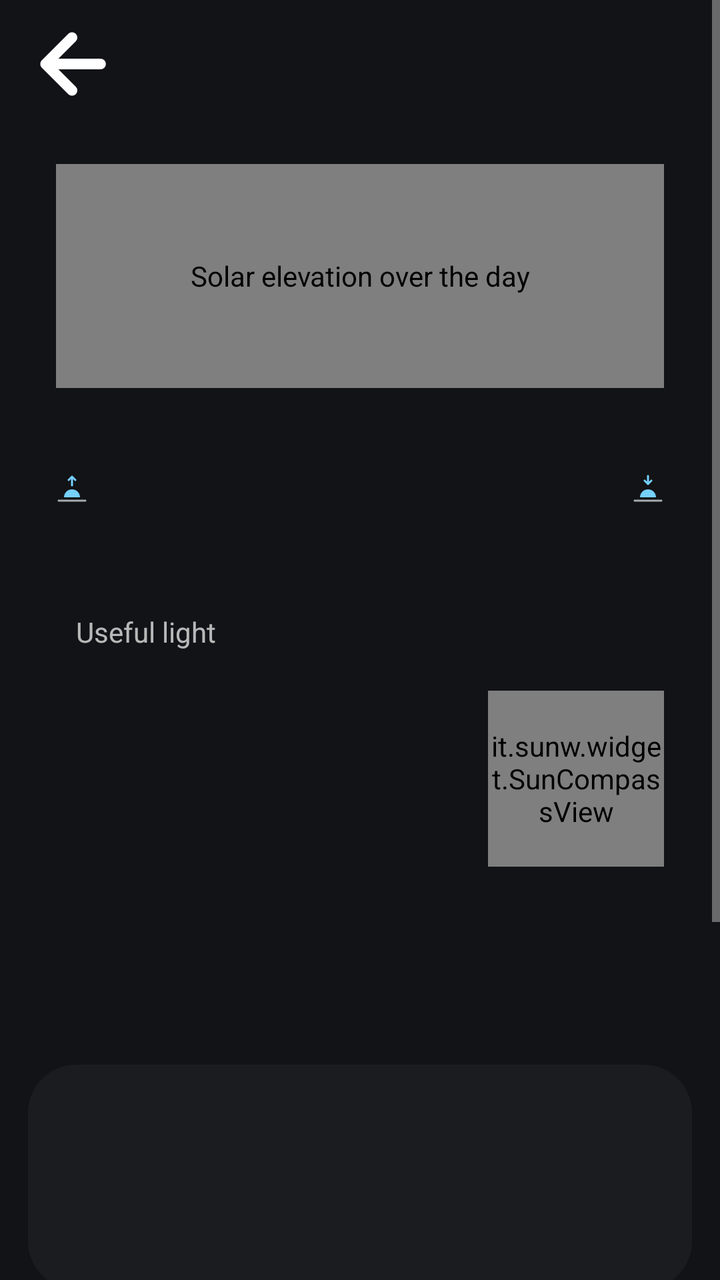
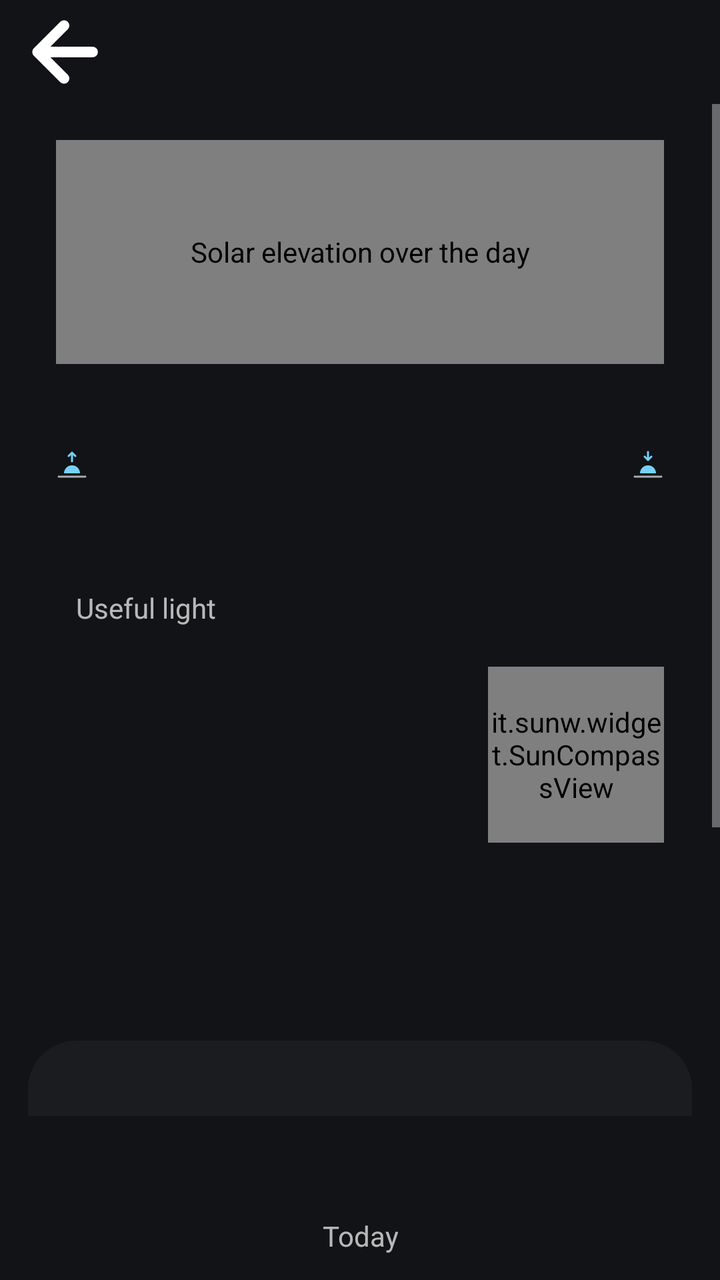

Screens rendered from an Android XML layout before and after an edit, with the pre-edit source and the edit as a unified diff.
<!-- AndroidManifest.xml: application theme Theme.SunW -->
<!-- res/layout/activity_sun_moon.xml -->
<?xml version="1.0" encoding="utf-8"?>
<ScrollView xmlns:android="http://schemas.android.com/apk/res/android"
    android:id="@+id/sm_page"
    android:layout_width="match_parent"
    android:layout_height="match_parent"
    android:fitsSystemWindows="true">

    <LinearLayout
        android:layout_width="match_parent"
        android:layout_height="wrap_content"
        android:orientation="vertical"
        android:paddingBottom="20dp">

        <LinearLayout
            android:layout_width="match_parent"
            android:layout_height="64dp"
            android:gravity="center_vertical"
            android:orientation="horizontal"
            android:paddingStart="12dp"
            android:paddingEnd="16dp">

            <ImageButton
                android:id="@+id/sm_back"
                android:layout_width="48dp"
                android:layout_height="48dp"
                android:background="?android:attr/selectableItemBackgroundBorderless"
                android:contentDescription="@string/sm_back"
                android:src="@drawable/ic_arrow_back" />

            <LinearLayout
                android:layout_width="0dp"
                android:layout_height="wrap_content"
                android:layout_marginStart="8dp"
                android:layout_weight="1"
                android:orientation="vertical">

                <TextView
                    android:id="@+id/sm_title"
                    android:layout_width="wrap_content"
                    android:layout_height="wrap_content"
                    android:ellipsize="end"
                    android:fontFamily="sans-serif-light"
                    android:maxLines="1"
                    android:textSize="22sp" />

                <TextView
                    android:id="@+id/sm_subtitle"
                    android:layout_width="wrap_content"
                    android:layout_height="wrap_content"
                    android:ellipsize="end"
                    android:maxLines="1"
                    android:textSize="13sp" />
            </LinearLayout>
        </LinearLayout>

        
        <LinearLayout
            android:id="@+id/sm_content"
            android:layout_width="match_parent"
            android:layout_height="wrap_content"
            android:orientation="vertical">

            <LinearLayout
                android:id="@+id/sm_sun_card"
                android:layout_width="match_parent"
                android:layout_height="wrap_content"
                android:layout_marginHorizontal="14dp"
                android:layout_marginTop="4dp"
                android:orientation="vertical"
                android:paddingHorizontal="14dp"
                android:paddingTop="14dp"
                android:paddingBottom="14dp">

                <it.sunw.widget.SunPathView
                    android:id="@+id/sm_curve"
                    android:layout_width="match_parent"
                    android:layout_height="112dp"
                    android:contentDescription="@string/curve_description" />

                <TextView
                    android:id="@+id/sm_cursor"
                    android:layout_width="match_parent"
                    android:layout_height="wrap_content"
                    android:layout_marginTop="4dp"
                    android:gravity="center_horizontal"
                    android:maxLines="1"
                    android:textSize="12.5sp" />

                <LinearLayout
                    android:layout_width="match_parent"
                    android:layout_height="wrap_content"
                    android:layout_marginTop="6dp"
                    android:gravity="center_vertical"
                    android:orientation="horizontal">

                    <LinearLayout
                        android:layout_width="wrap_content"
                        android:layout_height="wrap_content"
                        android:orientation="vertical">

                        <TextView
                            android:id="@+id/sm_sunrise"
                            android:layout_width="wrap_content"
                            android:layout_height="wrap_content"
                            android:drawableStart="@drawable/ic_sunrise"
                            android:drawablePadding="4dp"
                            android:fontFamily="sans-serif-light"
                            android:includeFontPadding="false"
                            android:maxLines="1"
                            android:textSize="40sp" />

                        <TextView
                            android:id="@+id/sm_rise_az"
                            android:layout_width="wrap_content"
                            android:layout_height="wrap_content"
                            android:layout_marginTop="2dp"
                            android:paddingStart="20dp"
                            android:textSize="12sp" />
                    </LinearLayout>

                    <LinearLayout
                        android:layout_width="0dp"
                        android:layout_height="wrap_content"
                        android:layout_weight="1"
                        android:gravity="center_horizontal"
                        android:orientation="vertical">

                        <TextView
                            android:id="@+id/sm_length"
                            android:layout_width="wrap_content"
                            android:layout_height="wrap_content"
                            android:maxLines="1"
                            android:textSize="15sp" />

                        <TextView
                            android:id="@+id/sm_delta"
                            android:layout_width="wrap_content"
                            android:layout_height="wrap_content"
                            android:maxLines="1"
                            android:textSize="13sp" />
                    </LinearLayout>

                    <LinearLayout
                        android:layout_width="wrap_content"
                        android:layout_height="wrap_content"
                        android:gravity="end"
                        android:orientation="vertical">

                        <TextView
                            android:id="@+id/sm_sunset"
                            android:layout_width="wrap_content"
                            android:layout_height="wrap_content"
                            android:drawableEnd="@drawable/ic_sunset"
                            android:drawablePadding="4dp"
                            android:fontFamily="sans-serif-light"
                            android:includeFontPadding="false"
                            android:maxLines="1"
                            android:textSize="40sp" />

                        <TextView
                            android:id="@+id/sm_set_az"
                            android:layout_width="wrap_content"
                            android:layout_height="wrap_content"
                            android:layout_marginTop="2dp"
                            android:paddingEnd="20dp"
                            android:textSize="12sp" />
                    </LinearLayout>
                </LinearLayout>

                <LinearLayout
                    android:id="@+id/sm_useful_box"
                    android:layout_width="match_parent"
                    android:layout_height="wrap_content"
                    android:layout_marginTop="12dp"
                    android:orientation="horizontal"
                    android:paddingHorizontal="10dp"
                    android:paddingVertical="8dp">

                    <TextView
                        android:id="@+id/sm_useful_label"
                        android:layout_width="0dp"
                        android:layout_height="wrap_content"
                        android:layout_weight="1"
                        android:text="@string/sm_useful"
                        android:textSize="14sp" />

                    <TextView
                        android:id="@+id/sm_useful"
                        android:layout_width="wrap_content"
                        android:layout_height="wrap_content"
                        android:textSize="14sp" />
                </LinearLayout>

                <LinearLayout
                    android:layout_width="match_parent"
                    android:layout_height="wrap_content"
                    android:layout_marginTop="12dp"
                    android:gravity="center_vertical"
                    android:orientation="horizontal">

                    
                    <LinearLayout
                        android:id="@+id/sm_twilights"
                        android:layout_width="0dp"
                        android:layout_height="wrap_content"
                        android:layout_weight="1"
                        android:orientation="vertical" />

                    <it.sunw.widget.SunCompassView
                        android:id="@+id/sm_compass"
                        android:layout_width="88dp"
                        android:layout_height="88dp"
                        android:layout_marginStart="10dp" />
                </LinearLayout>

                <LinearLayout
                    android:layout_width="match_parent"
                    android:layout_height="wrap_content"
                    android:layout_marginTop="12dp"
                    android:orientation="horizontal">

                    <TextView
                        android:id="@+id/sm_morning"
                        android:layout_width="0dp"
                        android:layout_height="wrap_content"
                        android:layout_marginEnd="4dp"
                        android:layout_weight="1"
                        android:lineSpacingExtra="3dp"
                        android:paddingHorizontal="10dp"
                        android:paddingVertical="8dp"
                        android:textSize="13sp" />

                    <TextView
                        android:id="@+id/sm_evening"
                        android:layout_width="0dp"
                        android:layout_height="wrap_content"
                        android:layout_marginStart="4dp"
                        android:layout_weight="1"
                        android:lineSpacingExtra="3dp"
                        android:paddingHorizontal="10dp"
                        android:paddingVertical="8dp"
                        android:textSize="13sp" />
                </LinearLayout>

                <TextView
                    android:id="@+id/sm_compare"
                    android:layout_width="match_parent"
                    android:layout_height="wrap_content"
                    android:layout_marginTop="10dp"
                    android:gravity="center_horizontal"
                    android:textSize="12.5sp" />
            </LinearLayout>

            <LinearLayout
                android:id="@+id/sm_moon_card"
                android:layout_width="match_parent"
                android:layout_height="wrap_content"
                android:layout_marginHorizontal="14dp"
                android:layout_marginTop="12dp"
                android:background="@drawable/card_background"
                android:gravity="center_vertical"
                android:orientation="horizontal"
                android:paddingHorizontal="18dp"
                android:paddingVertical="12dp">

                <ImageView
                    android:id="@+id/sm_moon_image"
                    android:layout_width="64dp"
                    android:layout_height="64dp"
                    android:layout_marginEnd="18dp"
                    android:importantForAccessibility="no" />

                <LinearLayout
                    android:layout_width="0dp"
                    android:layout_height="wrap_content"
                    android:layout_weight="1"
                    android:orientation="vertical">

                    <LinearLayout
                        android:layout_width="wrap_content"
                        android:layout_height="wrap_content"
                        android:baselineAligned="true"
                        android:orientation="horizontal">

                        <TextView
                            android:id="@+id/sm_moon_pct"
                            android:layout_width="wrap_content"
                            android:layout_height="wrap_content"
                            android:fontFamily="sans-serif-light"
                            android:includeFontPadding="false"
                            android:textSize="34sp" />

                        <TextView
                            android:id="@+id/sm_moon_name"
                            android:layout_width="wrap_content"
                            android:layout_height="wrap_content"
                            android:layout_marginStart="10dp"
                            android:maxLines="1"
                            android:textSize="15sp" />
                    </LinearLayout>

                    <TextView
                        android:id="@+id/sm_moon_times"
                        android:layout_width="wrap_content"
                        android:layout_height="wrap_content"
                        android:layout_marginTop="4dp"
                        android:textSize="17sp" />

                    <TextView
                        android:id="@+id/sm_moon_next"
                        android:layout_width="match_parent"
                        android:layout_height="wrap_content"
                        android:layout_marginTop="6dp"
                        android:maxLines="1"
                        android:textSize="11.5sp" />
                </LinearLayout>
            </LinearLayout>
        </LinearLayout>

        <it.sunw.widget.YearStripView
            android:id="@+id/sm_year"
            android:layout_width="match_parent"
            android:layout_height="64dp"
            android:layout_marginHorizontal="22dp"
            android:layout_marginTop="16dp"
            android:contentDescription="@string/sm_year_description" />

        <TextView
            android:id="@+id/sm_next_event"
            android:layout_width="match_parent"
            android:layout_height="wrap_content"
            android:layout_marginHorizontal="22dp"
            android:layout_marginTop="4dp"
            android:textSize="12.5sp" />

        <LinearLayout
            android:id="@+id/sm_tabs"
            android:layout_width="match_parent"
            android:layout_height="wrap_content"
            android:layout_marginHorizontal="10dp"
            android:layout_marginTop="14dp"
            android:orientation="horizontal" />

        <TextView
            android:id="@+id/sm_slider_hint"
            android:layout_width="wrap_content"
            android:layout_height="wrap_content"
            android:layout_marginHorizontal="22dp"
            android:layout_marginTop="12dp"
            android:text="@string/sm_slider_hint"
            android:textSize="12sp" />

        <SeekBar
            android:id="@+id/sm_slider"
            android:layout_width="match_parent"
            android:layout_height="40dp"
            android:layout_marginHorizontal="10dp"
            android:contentDescription="@string/sm_slider_hint" />

        <LinearLayout
            android:layout_width="match_parent"
            android:layout_height="wrap_content"
            android:layout_marginHorizontal="22dp"
            android:gravity="center_vertical"
            android:orientation="horizontal">

            <TextView
                android:id="@+id/sm_min"
                android:layout_width="0dp"
                android:layout_height="wrap_content"
                android:layout_weight="1"
                android:textSize="11sp" />

            <TextView
                android:id="@+id/sm_today"
                android:layout_width="wrap_content"
                android:layout_height="40dp"
                android:background="?android:attr/selectableItemBackground"
                android:gravity="center"
                android:paddingHorizontal="12dp"
                android:text="@string/sm_today"
                android:textSize="14sp" />

            <TextView
                android:id="@+id/sm_max"
                android:layout_width="0dp"
                android:layout_height="wrap_content"
                android:layout_weight="1"
                android:gravity="end"
                android:textSize="11sp" />
        </LinearLayout>
    </LinearLayout>
</ScrollView>
<!-- resources referenced by this layout -->
<resources>
  <!-- drawable card_background (drawable) -->
  <?xml version="1.0" encoding="utf-8"?>
  <shape xmlns:android="http://schemas.android.com/apk/res/android" android:shape="rectangle">
      <corners android:radius="24dp" />
      <solid android:color="#FF1B1C20" />
  </shape>
  <!-- drawable ic_arrow_back (drawable) -->
  <?xml version="1.0" encoding="utf-8"?>
  <vector xmlns:android="http://schemas.android.com/apk/res/android"
      android:width="24dp"
      android:height="24dp"
      android:viewportWidth="960"
      android:viewportHeight="960">
      <group android:translateY="960">
          <path
              android:fillColor="#FFFFFFFF"
              android:pathData="m344.09-427 173.95 173.96q15.96 15.95 15.74 37.61-.21 21.65-16.17 37.6-15.96 14.96-37.61 15.18-21.65.22-37.61-15.74l-264-264q-7.69-7.7-11.61-17.52-3.91-9.83-3.91-20.09t3.91-20.09q3.92-9.82 11.61-17.52l264.57-264.56q15.52-15.53 37.11-15.53 21.58 0 37.54 15.53 15.96 15.95 15.96 37.82t-15.96 37.83L344.09-533h422.13q22.08 0 37.54 15.46 15.46 15.45 15.46 37.54t-15.46 37.54Q788.3-427 766.22-427H344.09Z" />
      </group>
  </vector>
  <!-- drawable ic_sunrise (drawable) -->
  <?xml version="1.0" encoding="utf-8"?>
  <vector xmlns:android="http://schemas.android.com/apk/res/android"
      android:width="16dp"
      android:height="16dp"
      android:viewportWidth="24"
      android:viewportHeight="24">
      <path
          android:fillColor="@color/widget_accent"
          android:pathData="M6,18a6,6 0,0 1,12 0z" />
      <path
          android:strokeColor="@color/widget_text_secondary"
          android:strokeWidth="1.5"
          android:strokeLineCap="round"
          android:pathData="M2,20.5h20" />
      <path
          android:strokeColor="@color/widget_accent"
          android:strokeWidth="1.5"
          android:strokeLineCap="round"
          android:strokeLineJoin="round"
          android:pathData="M12,9V2.5M9.5,5 L12,2.5 14.5,5" />
  </vector>
  <!-- drawable ic_sunset (drawable) -->
  <?xml version="1.0" encoding="utf-8"?>
  <vector xmlns:android="http://schemas.android.com/apk/res/android"
      android:width="16dp"
      android:height="16dp"
      android:viewportWidth="24"
      android:viewportHeight="24">
      <path
          android:fillColor="@color/widget_accent"
          android:pathData="M6,18a6,6 0,0 1,12 0z" />
      <path
          android:strokeColor="@color/widget_text_secondary"
          android:strokeWidth="1.5"
          android:strokeLineCap="round"
          android:pathData="M2,20.5h20" />
      <path
          android:strokeColor="@color/widget_accent"
          android:strokeWidth="1.5"
          android:strokeLineCap="round"
          android:strokeLineJoin="round"
          android:pathData="M12,2V8M9.5,5.5 L12,8 14.5,5.5" />
  </vector>
  <string name="curve_description">Solar elevation over the day</string>
  <string name="sm_back">Back</string>
  <string name="sm_slider_hint">Drag to move through the year</string>
  <string name="sm_today">Today</string>
  <string name="sm_useful">Useful light</string>
  <string name="sm_year_description">Day length over the year; touch to pick a date</string>
  <style name="Theme.SunW" parent="android:Theme.Material.NoActionBar">
          <item name="android:colorAccent">#FFB547</item>
          <item name="android:windowBackground">@color/page_background</item>
          <item name="android:windowAnimationStyle">@style/PageTransitions</item>
      </style>
  <color name="widget_accent">#FFB547</color>
  <color name="widget_text_secondary">#A8A6A1</color>
  <color name="page_background">#121316</color>
  <style name="PageTransitions" parent="@android:style/Animation.Activity">
          <item name="android:activityOpenEnterAnimation">@anim/page_open_enter</item>
          <item name="android:activityOpenExitAnimation">@anim/page_open_exit</item>
          <item name="android:activityCloseEnterAnimation">@anim/page_close_enter</item>
          <item name="android:activityCloseExitAnimation">@anim/page_close_exit</item>
      </style>
</resources>

<!-- the commit's change to res/layout/activity_sun_moon.xml (unified diff, before → after) -->
@@ -1,23 +1,18 @@
 <?xml version="1.0" encoding="utf-8"?>
-<ScrollView xmlns:android="http://schemas.android.com/apk/res/android"
-    android:id="@+id/sm_page"
+<LinearLayout xmlns:android="http://schemas.android.com/apk/res/android"
     android:layout_width="match_parent"
     android:layout_height="match_parent"
-    android:fitsSystemWindows="true">
-
-    <LinearLayout
-        android:layout_width="match_parent"
-        android:layout_height="wrap_content"
-        android:orientation="vertical"
-        android:paddingBottom="20dp">
-
-        <LinearLayout
-            android:layout_width="match_parent"
-            android:layout_height="64dp"
+    android:fitsSystemWindows="true"
+    android:orientation="vertical">
+
+        <LinearLayout
+            android:id="@+id/sm_header"
+            android:layout_width="match_parent"
+            android:layout_height="52dp"
             android:gravity="center_vertical"
             android:orientation="horizontal"
-            android:paddingStart="12dp"
-            android:paddingEnd="16dp">
+            android:paddingStart="8dp"
+            android:paddingEnd="12dp">
 
             <ImageButton
                 android:id="@+id/sm_back"
@@ -27,12 +22,17 @@
                 android:contentDescription="@string/sm_back"
                 android:src="@drawable/ic_arrow_back" />
 
+            
             <LinearLayout
+                android:id="@+id/sm_date"
                 android:layout_width="0dp"
-                android:layout_height="wrap_content"
-                android:layout_marginStart="8dp"
+                android:layout_height="match_parent"
+                android:layout_marginStart="4dp"
                 android:layout_weight="1"
-                android:orientation="vertical">
+                android:background="?android:attr/selectableItemBackground"
+                android:gravity="center_vertical"
+                android:orientation="vertical"
+                android:paddingHorizontal="4dp">
 
                 <TextView
                     android:id="@+id/sm_title"
@@ -40,8 +40,9 @@
                     android:layout_height="wrap_content"
                     android:ellipsize="end"
                     android:fontFamily="sans-serif-light"
+                    android:includeFontPadding="false"
                     android:maxLines="1"
-                    android:textSize="22sp" />
+                    android:textSize="19sp" />
 
                 <TextView
                     android:id="@+id/sm_subtitle"
@@ -49,9 +50,21 @@
                     android:layout_height="wrap_content"
                     android:ellipsize="end"
                     android:maxLines="1"
-                    android:textSize="13sp" />
+                    android:textSize="12sp" />
             </LinearLayout>
         </LinearLayout>
+
+        <ScrollView
+            android:id="@+id/sm_page"
+            android:layout_width="match_parent"
+            android:layout_height="0dp"
+            android:layout_weight="1">
+
+        <LinearLayout
+            android:layout_width="match_parent"
+            android:layout_height="wrap_content"
+            android:orientation="vertical"
+            android:paddingBottom="12dp">
 
         
         <LinearLayout
@@ -341,20 +354,23 @@
             android:layout_marginTop="14dp"
             android:orientation="horizontal" />
 
-        <TextView
-            android:id="@+id/sm_slider_hint"
-            android:layout_width="wrap_content"
-            android:layout_height="wrap_content"
-            android:layout_marginHorizontal="22dp"
-            android:layout_marginTop="12dp"
-            android:text="@string/sm_slider_hint"
-            android:textSize="12sp" />
+        </LinearLayout>
+        </ScrollView>
+
+        
+        <LinearLayout
+            android:id="@+id/sm_bottom"
+            android:layout_width="match_parent"
+            android:layout_height="wrap_content"
+            android:orientation="vertical"
+            android:paddingBottom="4dp">
 
         <SeekBar
             android:id="@+id/sm_slider"
             android:layout_width="match_parent"
             android:layout_height="40dp"
             android:layout_marginHorizontal="10dp"
+            android:layout_marginTop="2dp"
             android:contentDescription="@string/sm_slider_hint" />
 
         <LinearLayout
@@ -374,7 +390,7 @@
             <TextView
                 android:id="@+id/sm_today"
                 android:layout_width="wrap_content"
-                android:layout_height="40dp"
+                android:layout_height="36dp"
                 android:background="?android:attr/selectableItemBackground"
                 android:gravity="center"
                 android:paddingHorizontal="12dp"
@@ -389,5 +405,5 @@
                 android:gravity="end"
                 android:textSize="11sp" />
         </LinearLayout>
-    </LinearLayout>
-</ScrollView>
+        </LinearLayout>
+</LinearLayout>
